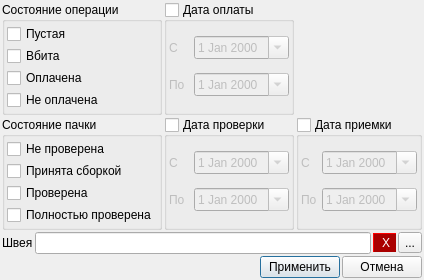
Above: ui/operation_pack_filter.ui from Meller008/CRM-Avi before the change. Below: the same form after it.
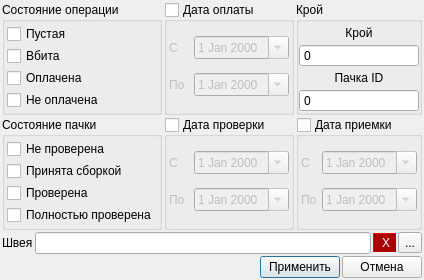
That is the form after the change.

Diff of the .ui file:
```diff
--- a/ui/operation_pack_filter.ui
+++ b/ui/operation_pack_filter.ui
@@ -435,6 +435,79 @@
      </item>
     </layout>
    </item>
+   <item row="0" column="2">
+    <widget class="QGroupBox" name="groupBox_3">
+     <property name="title">
+      <string>Крой</string>
+     </property>
+     <layout class="QGridLayout" name="gridLayout_5">
+      <property name="leftMargin">
+       <number>0</number>
+      </property>
+      <property name="topMargin">
+       <number>0</number>
+      </property>
+      <property name="rightMargin">
+       <number>0</number>
+      </property>
+      <property name="bottomMargin">
+       <number>0</number>
+      </property>
+      <property name="spacing">
+       <number>0</number>
+      </property>
+      <item row="0" column="0">
+       <widget class="QLabel" name="label_8">
+        <property name="text">
+         <string>Крой</string>
+        </property>
+        <property name="alignment">
+         <set>Qt::AlignCenter</set>
+        </property>
+       </widget>
+      </item>
+      <item row="2" column="0">
+       <widget class="QLabel" name="label_9">
+        <property name="text">
+         <string>Пачка ID</string>
+        </property>
+        <property name="alignment">
+         <set>Qt::AlignCenter</set>
+        </property>
+       </widget>
+      </item>
+      <item row="1" column="0">
+       <widget class="QSpinBox" name="sb_cut">
+        <property name="wrapping">
+         <bool>false</bool>
+        </property>
+        <property name="frame">
+         <bool>true</bool>
+        </property>
+        <property name="buttonSymbols">
+         <enum>QAbstractSpinBox::NoButtons</enum>
+        </property>
+        <property name="keyboardTracking">
+         <bool>true</bool>
+        </property>
+        <property name="maximum">
+         <number>99999</number>
+        </property>
+       </widget>
+      </item>
+      <item row="3" column="0">
+       <widget class="QSpinBox" name="sb_pack">
+        <property name="buttonSymbols">
+         <enum>QAbstractSpinBox::NoButtons</enum>
+        </property>
+        <property name="maximum">
+         <number>99999999</number>
+        </property>
+       </widget>
+      </item>
+     </layout>
+    </widget>
+   </item>
   </layout>
  </widget>
  <resources/>
```
